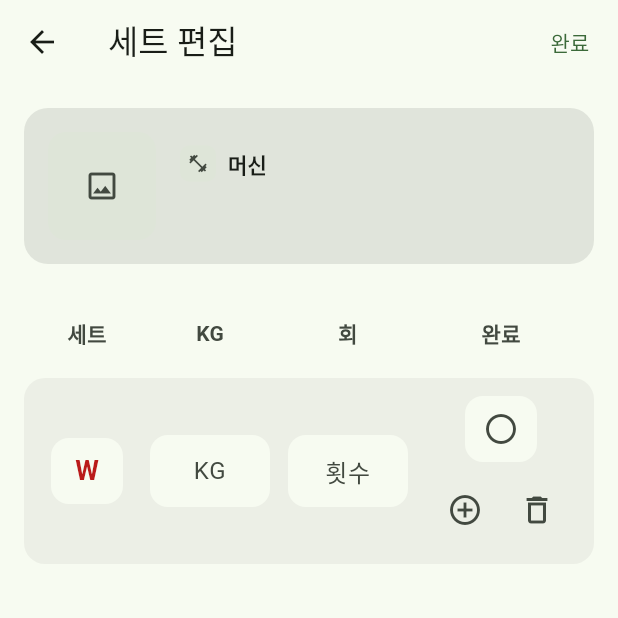
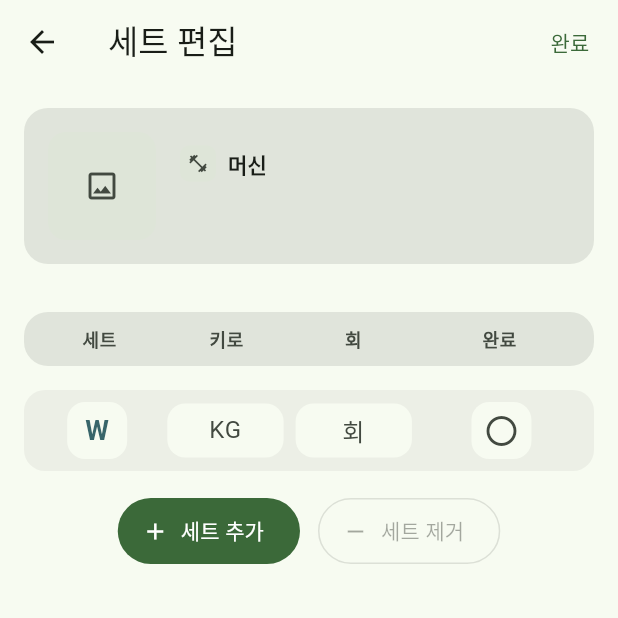
Before and after one commit to rockgoat95/IronDex, a Flutter app: the ExerciseSetEditorScreen screen opened directly with empty values, on a phone screen of 412 x 824 dp, the top half of it. Run offline on Flutter 3.47's test engine with Material 3 defaults, Android fonts, the phone set to English and light mode, and no system bars; our stand-ins replace cached_network_image, flutter_dotenv, image_picker, supabase_flutter; missing offline and left inert: flutter_neat_and_clean_calendar; accounts and stored records are empty.

Commit message:
feat: 세트 추가 기능 추가

```diff
--- a/lib/models/routine_exercise_draft.dart
+++ b/lib/models/routine_exercise_draft.dart
@@ -1,3 +1,5 @@
+enum RoutineExerciseSetType { warmup, drop, fail, main }
+
 class RoutineExerciseDraft {
   RoutineExerciseDraft({
     required this.machineId,
@@ -34,33 +36,79 @@ class RoutineExerciseDraft {
   }
 }
 
+extension RoutineExerciseSetTypeX on RoutineExerciseSetType {
+  String get shortLabel {
+    switch (this) {
+      case RoutineExerciseSetType.warmup:
+        return 'W';
+      case RoutineExerciseSetType.drop:
+        return 'D';
+      case RoutineExerciseSetType.fail:
+        return 'F';
+      case RoutineExerciseSetType.main:
+        return '';
+    }
+  }
+
+  String get displayName {
+    switch (this) {
+      case RoutineExerciseSetType.warmup:
+        return '웜업';
+      case RoutineExerciseSetType.drop:
+        return '드랍 세트';
+      case RoutineExerciseSetType.fail:
+        return '실패 세트';
+      case RoutineExerciseSetType.main:
+        return '본세트';
+    }
+  }
+}
+
 class RoutineExerciseSetDraft {
   const RoutineExerciseSetDraft({
     required this.order,
     this.weight,
     this.reps,
-    this.isWarmup = false,
+    RoutineExerciseSetType? type,
+    bool isWarmup = false,
     this.isCompleted = false,
-  });
+  }) : type =
+           type ??
+           (isWarmup
+               ? RoutineExerciseSetType.warmup
+               : RoutineExerciseSetType.main);
 
   final int order;
   final double? weight;
   final int? reps;
-  final bool isWarmup;
+  final RoutineExerciseSetType type;
   final bool isCompleted;
+
+  bool get isWarmup => type == RoutineExerciseSetType.warmup;
+  bool get isDrop => type == RoutineExerciseSetType.drop;
+  bool get isFail => type == RoutineExerciseSetType.fail;
+  bool get isMain => type == RoutineExerciseSetType.main;
 
   RoutineExerciseSetDraft copyWith({
     int? order,
     double? weight,
     int? reps,
+    RoutineExerciseSetType? type,
     bool? isWarmup,
     bool? isCompleted,
   }) {
+    final resolvedType =
+        type ??
+        (isWarmup == null
+            ? this.type
+            : (isWarmup
+                  ? RoutineExerciseSetType.warmup
+                  : RoutineExerciseSetType.main));
     return RoutineExerciseSetDraft(
       order: order ?? this.order,
       weight: weight ?? this.weight,
       reps: reps ?? this.reps,
-      isWarmup: isWarmup ?? this.isWarmup,
+      type: resolvedType,
       isCompleted: isCompleted ?? this.isCompleted,
     );
   }
--- a/lib/screens/planner/exercise_set_editor_screen.dart
+++ b/lib/screens/planner/exercise_set_editor_screen.dart
@@ -2,7 +2,7 @@ import 'package:cached_network_image/cached_network_image.dart';
 import 'package:flutter/material.dart';
 import 'package:irondex/models/routine_exercise_draft.dart';
 
-const double _columnSpacing = 12;
+const double _columnSpacing = 8;
 
 class ExerciseSetEditorScreen extends StatefulWidget {
   const ExerciseSetEditorScreen({super.key, required this.exercise});
@@ -22,7 +22,12 @@ class _ExerciseSetEditorScreenState extends State<ExerciseSetEditorScreen> {
     super.initState();
     final initialSets = widget.exercise.sets.isNotEmpty
         ? widget.exercise.sets
-        : const [RoutineExerciseSetDraft(order: 1, isWarmup: true)];
+        : const [
+            RoutineExerciseSetDraft(
+              order: 1,
+              type: RoutineExerciseSetType.warmup,
+            ),
+          ];
     _entries = initialSets
         .map((set) => _SetFormEntry(set: set))
         .toList(growable: true);
@@ -36,13 +41,12 @@ class _ExerciseSetEditorScreenState extends State<ExerciseSetEditorScreen> {
     super.dispose();
   }
 
-  void _insertSetAfter(int index) {
+  void _addSet() {
     setState(() {
-      final newEntry = _SetFormEntry(
-        set: RoutineExerciseSetDraft(order: _entries.length + 1),
+      final nextOrder = _entries.length + 1;
+      _entries.add(
+        _SetFormEntry(set: RoutineExerciseSetDraft(order: nextOrder)),
       );
-      _entries.insert(index + 1, newEntry);
-      _renumberSets();
     });
   }
 
@@ -56,17 +60,49 @@ class _ExerciseSetEditorScreenState extends State<ExerciseSetEditorScreen> {
     });
   }
 
-  void _toggleWarmup(int index) {
-    setState(() {
-      final entry = _entries[index];
-      entry.set = entry.set.copyWith(isWarmup: !entry.set.isWarmup);
-    });
+  void _removeLastSet() {
+    _removeSet(_entries.length - 1);
   }
 
   void _toggleCompleted(int index) {
     setState(() {
       final entry = _entries[index];
       entry.set = entry.set.copyWith(isCompleted: !entry.set.isCompleted);
+    });
+  }
+
+  int _mainSetNumberFor(int index) {
+    var count = 0;
+    for (var i = 0; i <= index; i++) {
+      if (_entries[i].set.isMain) {
+        count++;
+      }
+    }
+    return count;
+  }
+
+  String _labelForSet(int index) {
+    final entry = _entries[index];
+    if (entry.set.isMain) {
+      final sequence = _mainSetNumberFor(index);
+      return sequence.toString();
+    }
+    final shortLabel = entry.set.type.shortLabel;
+    return shortLabel.isNotEmpty ? shortLabel : '-';
+  }
+
+  Future<void> _selectSetType(int index) async {
+    final currentType = _entries[index].set.type;
+    final selectedType = await showModalBottomSheet<RoutineExerciseSetType>(
+      context: context,
+      builder: (context) => _SetTypePicker(currentType: currentType),
+    );
+    if (!mounted || selectedType == null || selectedType == currentType) {
+      return;
+    }
+    setState(() {
+      final entry = _entries[index];
+      entry.set = entry.set.copyWith(type: selectedType);
     });
   }
 
@@ -96,6 +132,7 @@ class _ExerciseSetEditorScreenState extends State<ExerciseSetEditorScreen> {
   @override
   Widget build(BuildContext context) {
     final theme = Theme.of(context);
+    final bottomInset = MediaQuery.of(context).viewInsets.bottom;
     return Scaffold(
       appBar: AppBar(
         title: const Text('세트 편집'),
@@ -109,22 +146,32 @@ class _ExerciseSetEditorScreenState extends State<ExerciseSetEditorScreen> {
             _SetTableHeader(theme: theme),
             Expanded(
               child: ListView.separated(
-                padding: const EdgeInsets.symmetric(
-                  horizontal: 16,
-                  vertical: 16,
+                padding: EdgeInsets.fromLTRB(
+                  16,
+                  16,
+                  16,
+                  (bottomInset > 0 ? bottomInset : 0) + 24,
                 ),
                 itemBuilder: (context, index) {
+                  if (index == _entries.length) {
+                    return _SetControlsRow(
+                      onAdd: _addSet,
+                      onRemove: _entries.length > 1 ? _removeLastSet : null,
+                    );
+                  }
+                  final entry = _entries[index];
+                  final displayLabel = _labelForSet(index);
+                  final chipColor = _chipColorForSetType(entry.set.type, theme);
                   return _SetRow(
-                    index: index,
-                    entry: _entries[index],
-                    onWarmupToggle: () => _toggleWarmup(index),
+                    entry: entry,
+                    displayLabel: displayLabel,
+                    labelColor: chipColor,
+                    onTypeTap: () => _selectSetType(index),
                     onCompletedToggle: () => _toggleCompleted(index),
-                    onRemove: () => _removeSet(index),
-                    onInsertAfter: () => _insertSetAfter(index),
                   );
                 },
                 separatorBuilder: (_, __) => const SizedBox(height: 12),
-                itemCount: _entries.length,
+                itemCount: _entries.length + 1,
               ),
             ),
           ],
@@ -191,7 +238,11 @@ class _SetTableHeader extends StatelessWidget {
     return Padding(
       padding: const EdgeInsets.symmetric(horizontal: 16),
       child: Container(
-        padding: const EdgeInsets.symmetric(horizontal: 12, vertical: 4),
+        decoration: BoxDecoration(
+          color: theme.colorScheme.surfaceContainerHighest,
+          borderRadius: BorderRadius.circular(16),
+        ),
+        padding: const EdgeInsets.symmetric(horizontal: 12, vertical: 10),
         child: Row(
           children: [
             Expanded(
@@ -200,9 +251,37 @@ class _SetTableHeader extends StatelessWidget {
                 alignment: Alignment.center,
                 child: Text(
                   '세트',
-                  style: theme.textTheme.bodyMedium?.copyWith(
+                  style: theme.textTheme.bodySmall?.copyWith(
                     color: theme.colorScheme.onSurfaceVariant,
-                    fontWeight: FontWeight.bold,
+                    fontWeight: FontWeight.w700,
+                  ),
+                ),
+              ),
+            ),
+            const SizedBox(width: _columnSpacing),
+            Expanded(
+              flex: 3,
+              child: Align(
+                alignment: Alignment.center,
+                child: Text(
+                  '키로',
+                  style: theme.textTheme.bodySmall?.copyWith(
+                    color: theme.colorScheme.onSurfaceVariant,
+                    fontWeight: FontWeight.w700,
+                  ),
+                ),
+              ),
+            ),
+            const SizedBox(width: _columnSpacing),
+            Expanded(
+              flex: 3,
+              child: Align(
+                alignment: Alignment.center,
+                child: Text(
+                  '회',
+                  style: theme.textTheme.bodySmall?.copyWith(
+                    color: theme.colorScheme.onSurfaceVariant,
+                    fontWeight: FontWeight.w700,
                   ),
                 ),
               ),
@@ -213,38 +292,10 @@ class _SetTableHeader extends StatelessWidget {
               child: Align(
                 alignment: Alignment.center,
                 child: Text(
-                  'KG',
-                  style: theme.textTheme.bodyMedium?.copyWith(
+                  '완료',
+                  style: theme.textTheme.bodySmall?.copyWith(
                     color: theme.colorScheme.onSurfaceVariant,
-                    fontWeight: FontWeight.bold,
-                  ),
-                ),
-              ),
-            ),
-            const SizedBox(width: _columnSpacing),
-            Expanded(
-              flex: 4,
-              child: Align(
-                alignment: Alignment.center,
-                child: Text(
-                  '회',
-                  style: theme.textTheme.bodyMedium?.copyWith(
-                    color: theme.colorScheme.onSurfaceVariant,
-                    fontWeight: FontWeight.bold,
-                  ),
-                ),
-              ),
-            ),
-            const SizedBox(width: _columnSpacing),
-            Expanded(
-              flex: 5,
-              child: Align(
-                alignment: Alignment.center,
-                child: Text(
-                  '완료',
-                  style: theme.textTheme.bodyMedium?.copyWith(
-                    color: theme.colorScheme.onSurfaceVariant,
-                    fontWeight: FontWeight.bold,
+                    fontWeight: FontWeight.w700,
                   ),
                 ),
               ),
@@ -258,35 +309,29 @@ class _SetTableHeader extends StatelessWidget {
 
 class _SetRow extends StatelessWidget {
   const _SetRow({
-    required this.index,
     required this.entry,
-    required this.onWarmupToggle,
+    required this.displayLabel,
+    required this.labelColor,
+    required this.onTypeTap,
     required this.onCompletedToggle,
-    required this.onRemove,
-    required this.onInsertAfter,
   });
 
-  final int index;
   final _SetFormEntry entry;
-  final VoidCallback onWarmupToggle;
+  final String displayLabel;
+  final Color labelColor;
+  final VoidCallback onTypeTap;
   final VoidCallback onCompletedToggle;
-  final VoidCallback onRemove;
-  final VoidCallback onInsertAfter;
 
   @override
   Widget build(BuildContext context) {
     final theme = Theme.of(context);
-    final warmupLabel = entry.set.isWarmup ? 'W' : (index + 1).toString();
-    final warmupColor = entry.set.isWarmup
-        ? theme.colorScheme.error
-        : theme.colorScheme.onSurface;
 
     return Container(
       decoration: BoxDecoration(
         color: theme.colorScheme.surfaceContainer,
         borderRadius: BorderRadius.circular(14),
       ),
-      padding: const EdgeInsets.symmetric(vertical: 12, horizontal: 12),
+      padding: const EdgeInsets.symmetric(vertical: 8, horizontal: 10),
       child: Row(
         children: [
           Expanded(
@@ -294,57 +339,42 @@ class _SetRow extends StatelessWidget {
             child: Align(
               alignment: Alignment.center,
               child: _SetChip(
-                label: warmupLabel,
-                color: warmupColor,
-                onTap: onWarmupToggle,
+                label: displayLabel,
+                color: labelColor,
+                onTap: onTypeTap,
               ),
             ),
           ),
           const SizedBox(width: _columnSpacing),
           Expanded(
-            flex: 4,
+            flex: 3,
+            child: Align(
+              alignment: Alignment.center,
               child: _NumericField(
                 controller: entry.weightController,
                 hintText: 'KG',
               ),
             ),
+          ),
           const SizedBox(width: _columnSpacing),
           Expanded(
-            flex: 4,
+            flex: 3,
+            child: Align(
+              alignment: Alignment.center,
               child: _NumericField(
                 controller: entry.repsController,
-              hintText: '횟수',
+                hintText: '회',
+              ),
             ),
           ),
           const SizedBox(width: _columnSpacing),
-          Expanded(
-            flex: 5,
+          Flexible(
+            flex: 4,
             child: Align(
               alignment: Alignment.center,
-              child: Column(
-                mainAxisSize: MainAxisSize.min,
-                children: [
-                  _CompletionButton(
+              child: _CompletionButton(
                 isCompleted: entry.set.isCompleted,
                 onTap: onCompletedToggle,
-                  ),
-                  const SizedBox(height: 8),
-                  Row(
-                    mainAxisSize: MainAxisSize.min,
-                    children: [
-                      IconButton(
-                        icon: const Icon(Icons.add_circle_outline),
-                        tooltip: '세트 추가',
-                        onPressed: onInsertAfter,
-                      ),
-                      IconButton(
-                        icon: const Icon(Icons.delete_outline),
-                        tooltip: '세트 삭제',
-                        onPressed: onRemove,
-                      ),
-                    ],
-                  ),
-                ],
               ),
             ),
           ),
@@ -374,7 +404,8 @@ class _NumericField extends StatelessWidget {
           borderRadius: BorderRadius.circular(12),
           borderSide: BorderSide.none,
         ),
-        contentPadding: const EdgeInsets.symmetric(vertical: 12),
+        isDense: true,
+        contentPadding: const EdgeInsets.symmetric(vertical: 6, horizontal: 8),
       ),
     );
   }
@@ -396,8 +427,8 @@ class _SetChip extends StatelessWidget {
     return GestureDetector(
       onTap: onTap,
       child: Container(
-        width: 48,
-        height: 44,
+        width: 40,
+        height: 38,
         decoration: BoxDecoration(
           color: Theme.of(context).colorScheme.surface,
           borderRadius: BorderRadius.circular(12),
@@ -428,8 +459,8 @@ class _CompletionButton extends StatelessWidget {
     return GestureDetector(
       onTap: onTap,
       child: Container(
-        width: 48,
-        height: 44,
+        width: 40,
+        height: 38,
         decoration: BoxDecoration(
           color: theme.colorScheme.surface,
           borderRadius: BorderRadius.circular(12),
@@ -440,6 +471,142 @@ class _CompletionButton extends StatelessWidget {
           color: isCompleted
               ? theme.colorScheme.primary
               : theme.colorScheme.onSurfaceVariant,
+        ),
+      ),
+    );
+  }
+}
+
+class _SetControlsRow extends StatelessWidget {
+  const _SetControlsRow({required this.onAdd, required this.onRemove});
+
+  final VoidCallback onAdd;
+  final VoidCallback? onRemove;
+
+  @override
+  Widget build(BuildContext context) {
+    return Padding(
+      padding: const EdgeInsets.symmetric(vertical: 4),
+      child: Row(
+        mainAxisAlignment: MainAxisAlignment.center,
+        children: [
+          FilledButton.icon(
+            onPressed: onAdd,
+            style: FilledButton.styleFrom(minimumSize: const Size(112, 44)),
+            icon: const Icon(Icons.add),
+            label: const Text('세트 추가'),
+          ),
+          const SizedBox(width: 12),
+          OutlinedButton.icon(
+            onPressed: onRemove,
+            style: OutlinedButton.styleFrom(minimumSize: const Size(112, 44)),
+            icon: const Icon(Icons.remove),
+            label: const Text('세트 제거'),
+          ),
+        ],
+      ),
+    );
+  }
+}
+
+Color _chipColorForSetType(RoutineExerciseSetType type, ThemeData theme) {
+  switch (type) {
+    case RoutineExerciseSetType.warmup:
+      return theme.colorScheme.tertiary;
+    case RoutineExerciseSetType.drop:
+      return theme.colorScheme.primary;
+    case RoutineExerciseSetType.fail:
+      return theme.colorScheme.error;
+    case RoutineExerciseSetType.main:
+      return theme.colorScheme.onSurface;
+  }
+}
+
+String _typeSubtitle(RoutineExerciseSetType type) {
+  switch (type) {
+    case RoutineExerciseSetType.warmup:
+      return '화면에서는 W로 표시됩니다';
+    case RoutineExerciseSetType.drop:
+      return '화면에서는 D로 표시됩니다';
+    case RoutineExerciseSetType.fail:
+      return '화면에서는 F로 표시됩니다';
+    case RoutineExerciseSetType.main:
+      return '화면에서는 1, 2, 3처럼 표시됩니다';
+  }
+}
+
+class _SetTypePicker extends StatelessWidget {
+  const _SetTypePicker({required this.currentType});
+
+  final RoutineExerciseSetType currentType;
+
+  @override
+  Widget build(BuildContext context) {
+    final theme = Theme.of(context);
+    return SafeArea(
+      child: SingleChildScrollView(
+        padding: const EdgeInsets.fromLTRB(16, 16, 16, 24),
+        child: Column(
+          mainAxisSize: MainAxisSize.min,
+          crossAxisAlignment: CrossAxisAlignment.stretch,
+          children: [
+            Text(
+              '세트 유형 선택',
+              style: theme.textTheme.titleMedium?.copyWith(
+                fontWeight: FontWeight.w700,
+              ),
+              textAlign: TextAlign.center,
+            ),
+            const SizedBox(height: 12),
+            for (final type in RoutineExerciseSetType.values) ...[
+              ListTile(
+                onTap: () => Navigator.of(context).pop(type),
+                contentPadding: const EdgeInsets.symmetric(horizontal: 4),
+                leading: _TypeBadge(
+                  label: type == RoutineExerciseSetType.main
+                      ? '#'
+                      : type.shortLabel,
+                  color: _chipColorForSetType(type, theme),
+                ),
+                title: Text(type.displayName),
+                subtitle: Text(_typeSubtitle(type)),
+                trailing: type == currentType
+                    ? Icon(Icons.check, color: theme.colorScheme.primary)
+                    : null,
+              ),
+              if (type != RoutineExerciseSetType.values.last)
+                const Divider(height: 0),
+            ],
+            const SizedBox(height: 12),
+          ],
+        ),
+      ),
+    );
+  }
+}
+
+class _TypeBadge extends StatelessWidget {
+  const _TypeBadge({required this.label, required this.color});
+
+  final String label;
+  final Color color;
+
+  @override
+  Widget build(BuildContext context) {
+    final theme = Theme.of(context);
+    return Container(
+      width: 40,
+      height: 40,
+      decoration: BoxDecoration(
+        color: theme.colorScheme.surfaceVariant,
+        borderRadius: BorderRadius.circular(12),
+      ),
+      alignment: Alignment.center,
+      child: Text(
+        label,
+        style: theme.textTheme.titleMedium?.copyWith(
+          fontWeight: FontWeight.w700,
+          color: color,
         ),
       ),
     );
@@ -555,7 +722,7 @@ class _BrandInfo extends StatelessWidget {
           imageUrl: brandLogoUrl!,
           width: size,
           height: size,
-          fit: BoxFit.cover,
+          fit: BoxFit.contain,
           placeholder: (_, __) => Container(
             width: size,
             height: size,
```
Also changed, not shown: lib/screens/planner/routine_editor_screen.dart (+7 -2 lines). Lines whose indentation alone changed are shown as unchanged.
